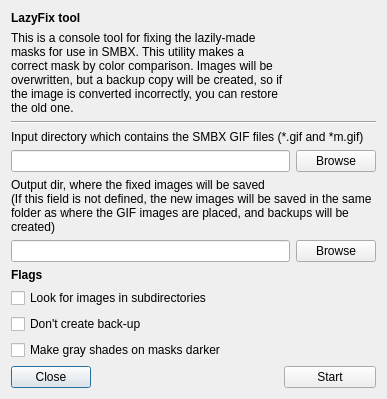
The window that Editor/external_tools/lazyfixtool_gui.ui (WohlSoft/Moondust-Project) describes before a commit, drawn with Qt 5.
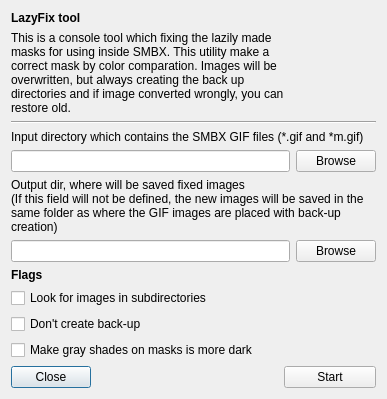
The same window after the commit. Icons and pictures are not drawn.

What changed in the file:
```diff
--- a/Editor/external_tools/lazyfixtool_gui.ui
+++ b/Editor/external_tools/lazyfixtool_gui.ui
@@ -74,7 +74,7 @@
    <item row="10" column="0" colspan="5">
     <widget class="QCheckBox" name="grayMasks">
      <property name="text">
-      <string>Make gray shades on masks darker</string>
+      <string>Make gray shades on masks is more dark</string>
      </property>
     </widget>
    </item>
@@ -149,7 +149,7 @@
    <item row="1" column="0" colspan="3">
     <widget class="QLabel" name="label_3">
      <property name="text">
-      <string comment="About GIFs2PNG tool">This is a console tool for fixing the lazily-made masks for use in SMBX. This utility makes a correct mask by color comparison. Images will be overwritten, but a backup copy will be created, so if the image is converted incorrectly, you can restore the old one.</string>
+      <string comment="About GIFs2PNG tool">This is a console tool which fixing the lazily made masks for using inside SMBX. This utility make a correct mask by color comparation. Images will be overwritten, but always creating the back up directories and if image converted wrongly, you can restore old.</string>
      </property>
      <property name="alignment">
       <set>Qt::AlignLeading|Qt::AlignLeft|Qt::AlignTop</set>
@@ -162,8 +162,8 @@
    <item row="5" column="0" colspan="5">
     <widget class="QLabel" name="label_5">
      <property name="text">
-      <string>Output dir, where the fixed images will be saved 
-(If this field is not defined, the new images will be saved in the same folder as where the GIF images are placed, and backups will be created)</string>
+      <string>Output dir, where will be saved fixed images
+(If this field will not be defined, the new images will be saved in the same folder as where the GIF images are placed with back-up creation)</string>
      </property>
      <property name="alignment">
       <set>Qt::AlignBottom|Qt::AlignLeading|Qt::AlignLeft</set>
```
